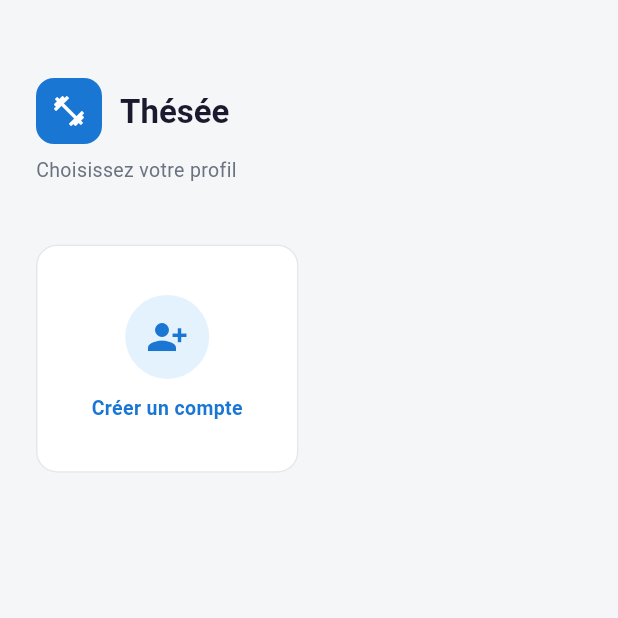
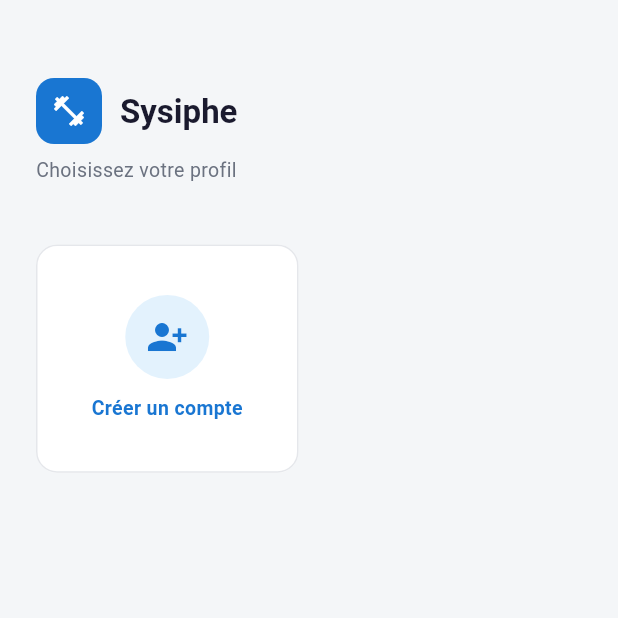
Before and after one commit to Mephisto116631/sysiphe, a Flutter app: the screen it shows after launch, on a phone screen of 412 x 824 dp, the top half of it. Run offline on Flutter 3.47's test engine with Material 3 defaults, Android fonts, the phone set to English and light mode, and no system bars; our stand-ins replace audioplayers, fl_chart, flutter_local_notifications, share_plus, shared_preferences, supabase_flutter and 3 more; accounts and stored records are empty; network calls fail.

Commit message:
Retour au nom Sysiphe (annule le renommage en Thésée de la v2.8.0)
Noms affichés de l'app, du site, de la Release (sysiphe.apk), des
exports et des sauvegardes. Les anciens exports thesee-export-* restent
nettoyés ; identifiants techniques inchangés.

Co-Authored-By: Claude Opus 5.5 <noreply@anthropic.com>
Claude-Session: https://claude.ai/code/session_012KXmxhwmvFERQBuBBps8AN

```diff
--- a/flutter/lib/main.dart
+++ b/flutter/lib/main.dart
@@ -32,18 +32,18 @@ Future<void> main() async {
   // (lu localement, fonctionne même sans réseau).
   final saved = await SessionStore.load();
 
-  runApp(TheseeApp(savedProfile: saved));
+  runApp(SysipheApp(savedProfile: saved));
 }
 
-class TheseeApp extends StatelessWidget {
+class SysipheApp extends StatelessWidget {
   final Profile? savedProfile;
 
-  const TheseeApp({super.key, this.savedProfile});
+  const SysipheApp({super.key, this.savedProfile});
 
   @override
   Widget build(BuildContext context) {
     return MaterialApp(
-      title: 'Thésée',
+      title: 'Sysiphe',
       theme: AppTheme.light,
       debugShowCheckedModeBanner: false,
       home: savedProfile != null
--- a/flutter/lib/screens/profile_screen.dart
+++ b/flutter/lib/screens/profile_screen.dart
@@ -119,7 +119,7 @@ class _ProfileScreenState extends State<ProfileScreen> {
                         color: Colors.white, size: 24),
                   ),
                   const SizedBox(width: 12),
-                  Text('Thésée',
+                  Text('Sysiphe',
                       style: Theme.of(context).textTheme.headlineMedium),
                 ],
               ),
--- a/flutter/lib/screens/settings_screen.dart
+++ b/flutter/lib/screens/settings_screen.dart
@@ -188,13 +188,13 @@ class _SettingsScreenState extends State<SettingsScreen> {
     try {
       final (csv, n) = await SupabaseService.instance.exportAllPerfsCsv();
       final d = DateTime.now();
-      final name = 'thesee-export-${d.year}-${d.month.toString().padLeft(2, '0')}-${d.day.toString().padLeft(2, '0')}.csv';
+      final name = 'sysiphe-export-${d.year}-${d.month.toString().padLeft(2, '0')}-${d.day.toString().padLeft(2, '0')}.csv';
       final file = File('${Directory.systemTemp.path}/$name');
       // BOM UTF-8 : Excel affiche correctement les accents.
       await file.writeAsString('\uFEFF$csv', flush: true);
       await Share.shareXFiles(
         [XFile(file.path, mimeType: 'text/csv', name: name)],
-        subject: 'Export Thésée ($n séries)',
+        subject: 'Export Sysiphe ($n séries)',
       );
     } catch (e) {
       if (!mounted) return;
@@ -446,7 +446,7 @@ class _SettingsScreenState extends State<SettingsScreen> {
                 ),
                 const SizedBox(height: 40),
                 Center(
-                  child: Text('Thésée v$kAppVersion · Flutter',
+                  child: Text('Sysiphe v$kAppVersion · Flutter',
                       style: Theme.of(context).textTheme.bodyMedium),
                 ),
               ],
--- a/flutter/lib/services/update_service.dart
+++ b/flutter/lib/services/update_service.dart
@@ -71,7 +71,7 @@ class UpdateService {
         await for (final e in Directory(d).list()) {
           if (e is! File) continue;
           final name = e.uri.pathSegments.last;
-          if (keepLabel != null && name == 'thesee-$keepLabel.apk') continue;
+          if (keepLabel != null && name == 'sysiphe-$keepLabel.apk') continue;
           out.add(e);
         }
       }
@@ -80,9 +80,9 @@ class UpdateService {
       await for (final e in Directory.systemTemp.list()) {
         if (e is! File) continue;
         final name = e.uri.pathSegments.last;
-        // « sysiphe-export- » : exports d'avant le renommage en Thésée.
-        if ((name.startsWith('thesee-export-') ||
-                name.startsWith('sysiphe-export-')) &&
+        // « thesee-export- » : exports de la v2.8.0 (nom Thésée abandonné).
+        if ((name.startsWith('sysiphe-export-') ||
+                name.startsWith('thesee-export-')) &&
             name.endsWith('.csv')) {
           out.add(e);
         }
@@ -121,7 +121,7 @@ class UpdateService {
   static Future<File?> cachedApk(UpdateInfo info) async {
     try {
       final dir = await _channel.invokeMethod<String>('updatesDir');
-      final f = File('$dir/thesee-${info.label}.apk');
+      final f = File('$dir/sysiphe-${info.label}.apk');
       return await f.exists() && (info.size == 0 || await f.length() == info.size)
           ? f
           : null;
@@ -137,7 +137,7 @@ class UpdateService {
       final req = await client.getUrl(Uri.parse(_latestUrl));
       req.headers
         ..set(HttpHeaders.acceptHeader, 'application/vnd.github+json')
-        ..set(HttpHeaders.userAgentHeader, 'thesee-app');
+        ..set(HttpHeaders.userAgentHeader, 'sysiphe-app');
       final res = await req.close();
       if (res.statusCode != 200) {
         throw HttpException('GitHub a répondu ${res.statusCode}');
@@ -154,7 +154,7 @@ class UpdateService {
   static Future<File> download(UpdateInfo info,
       {void Function(double)? onProgress}) async {
     final dir = await _channel.invokeMethod<String>('updatesDir');
-    final file = File('$dir/thesee-${info.label}.apk');
+    final file = File('$dir/sysiphe-${info.label}.apk');
     final part = File('${file.path}.part'); // jamais d'APK à moitié écrit
     final client = HttpClient();
     try {
--- a/flutter/lib/widgets/update_flow.dart
+++ b/flutter/lib/widgets/update_flow.dart
@@ -27,7 +27,7 @@ Future<void> checkAndOfferUpdate(BuildContext context, {bool silent = false}) as
       messenger.showSnackBar(SnackBar(
           content: Text(kAppVersion == 'dev'
               ? 'Build de développement : mise à jour désactivée'
-              : 'Thésée est à jour ($kAppVersion)'),
+              : 'Sysiphe est à jour ($kAppVersion)'),
           behavior: SnackBarBehavior.floating));
     }
     return;
@@ -101,7 +101,7 @@ Future<void> _confirmAndInstall(BuildContext context, UpdateInfo info,
       builder: (ctx) => AlertDialog(
         title: const Text('Autorisation Android'),
         content: const Text(
-            'Active « Autoriser depuis cette source » pour Thésée dans l\'écran '
+            'Active « Autoriser depuis cette source » pour Sysiphe dans l\'écran '
             'qui vient de s\'ouvrir, puis reviens ici et appuie sur Installer.'),
         actions: [
           FilledButton(
--- a/flutter/pubspec.yaml
+++ b/flutter/pubspec.yaml
@@ -1,5 +1,5 @@
 name: sysiphe
-description: Thésée — suivi d'entraînement natif Flutter
+description: Sysiphe — suivi d'entraînement natif Flutter
 version: 2.9.0+1
 
 environment:
```
Also changed, not shown: 15 other files.
